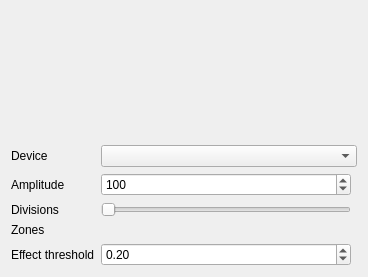
Old version of the form Effects/AudioParty/AudioParty.ui in the repository DLdota/OpenRGBEffectsPlugin.
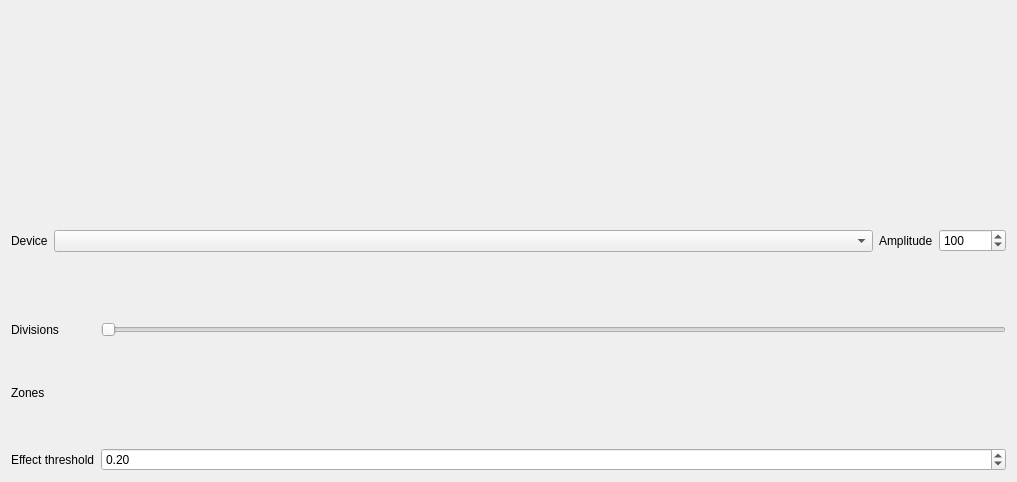
New version of the form. Custom widgets are drawn as their Qt base class.

Commit message: Reworked all audio effects ui

The edit to the form file:
```diff
--- a/Effects/AudioParty/AudioParty.ui
+++ b/Effects/AudioParty/AudioParty.ui
@@ -6,42 +6,77 @@
    <rect>
     <x>0</x>
     <y>0</y>
-    <width>368</width>
-    <height>273</height>
+    <width>1017</width>
+    <height>482</height>
    </rect>
   </property>
   <property name="windowTitle">
    <string>Form</string>
   </property>
   <layout class="QGridLayout" name="gridLayout">
-   <item row="1" column="1">
+   <item row="1" column="0">
+    <widget class="QFrame" name="frame">
+     <property name="frameShape">
+      <enum>QFrame::NoFrame</enum>
+     </property>
+     <property name="frameShadow">
+      <enum>QFrame::Raised</enum>
+     </property>
+     <layout class="QGridLayout" name="gridLayout_2" columnstretch="0,1">
+      <property name="leftMargin">
+       <number>0</number>
+      </property>
+      <property name="topMargin">
+       <number>0</number>
+      </property>
+      <property name="rightMargin">
+       <number>0</number>
+      </property>
+      <property name="bottomMargin">
+       <number>0</number>
+      </property>
+      <item row="1" column="0">
     <widget class="QLabel" name="label_4">
      <property name="text">
       <string>Device</string>
      </property>
     </widget>
    </item>
+      <item row="1" column="1">
+       <widget class="QComboBox" name="devices">
+        <property name="sizePolicy">
+         <sizepolicy hsizetype="Ignored" vsizetype="Fixed">
+          <horstretch>0</horstretch>
+          <verstretch>0</verstretch>
+         </sizepolicy>
+        </property>
+       </widget>
+      </item>
+     </layout>
+    </widget>
+   </item>
+   <item row="2" column="0" colspan="2">
+    <widget class="QFrame" name="frame_3">
+     <property name="frameShape">
+      <enum>QFrame::NoFrame</enum>
+     </property>
+     <property name="frameShadow">
+      <enum>QFrame::Raised</enum>
+     </property>
+     <layout class="QGridLayout" name="gridLayout_4">
+      <property name="leftMargin">
+       <number>0</number>
+      </property>
+      <property name="topMargin">
+       <number>0</number>
+      </property>
+      <property name="rightMargin">
+       <number>0</number>
+      </property>
+      <property name="bottomMargin">
+       <number>0</number>
+      </property>
    <item row="2" column="1">
-    <widget class="QLabel" name="label">
-     <property name="text">
-      <string>Amplitude</string>
-     </property>
-    </widget>
-   </item>
-   <item row="0" column="1" colspan="3">
-    <widget class="QLabel" name="preview">
-     <property name="minimumSize">
-      <size>
-       <width>0</width>
-       <height>128</height>
-      </size>
-     </property>
-     <property name="text">
-      <string/>
-     </property>
-    </widget>
-   </item>
-   <item row="7" column="2">
     <widget class="QDoubleSpinBox" name="effect_threshold">
      <property name="singleStep">
       <double>0.010000000000000</double>
@@ -51,38 +86,24 @@
      </property>
     </widget>
    </item>
-   <item row="2" column="2">
-    <widget class="QSpinBox" name="amplitude">
-     <property name="maximum">
-      <number>10000000</number>
-     </property>
-     <property name="value">
-      <number>100</number>
-     </property>
-    </widget>
-   </item>
-   <item row="7" column="1">
-    <widget class="QLabel" name="label_3">
-     <property name="text">
-      <string>Effect threshold</string>
-     </property>
-    </widget>
-   </item>
-   <item row="4" column="1">
+      <item row="1" column="0">
     <widget class="QLabel" name="label_5">
      <property name="text">
       <string>Zones</string>
      </property>
     </widget>
    </item>
-   <item row="3" column="1">
-    <widget class="QLabel" name="label_2">
+      <item row="1" column="1">
+       <layout class="QGridLayout" name="zones_layout"/>
+      </item>
+      <item row="2" column="0">
+       <widget class="QLabel" name="label_3">
      <property name="text">
-      <string>Divisions</string>
+         <string>Effect threshold</string>
      </property>
     </widget>
    </item>
-   <item row="3" column="2">
+      <item row="0" column="1">
     <widget class="QTooltipedSlider" name="divisions">
      <property name="minimum">
       <number>2</number>
@@ -98,16 +119,67 @@
      </property>
     </widget>
    </item>
-   <item row="4" column="2">
-    <layout class="QGridLayout" name="zones_layout"/>
-   </item>
-   <item row="1" column="2" colspan="2">
-    <widget class="QComboBox" name="devices">
-     <property name="sizePolicy">
-      <sizepolicy hsizetype="Ignored" vsizetype="Fixed">
-       <horstretch>0</horstretch>
-       <verstretch>0</verstretch>
-      </sizepolicy>
+      <item row="0" column="0">
+       <widget class="QLabel" name="label_2">
+        <property name="text">
+         <string>Divisions</string>
+        </property>
+       </widget>
+      </item>
+     </layout>
+    </widget>
+   </item>
+   <item row="1" column="1">
+    <widget class="QFrame" name="frame_2">
+     <property name="frameShape">
+      <enum>QFrame::NoFrame</enum>
+     </property>
+     <property name="frameShadow">
+      <enum>QFrame::Raised</enum>
+     </property>
+     <layout class="QGridLayout" name="gridLayout_3">
+      <property name="leftMargin">
+       <number>0</number>
+      </property>
+      <property name="topMargin">
+       <number>0</number>
+      </property>
+      <property name="rightMargin">
+       <number>0</number>
+      </property>
+      <property name="bottomMargin">
+       <number>0</number>
+      </property>
+      <item row="0" column="1">
+       <widget class="QSpinBox" name="amplitude">
+        <property name="maximum">
+         <number>10000000</number>
+        </property>
+        <property name="value">
+         <number>100</number>
+        </property>
+       </widget>
+      </item>
+      <item row="0" column="0">
+       <widget class="QLabel" name="label">
+        <property name="text">
+         <string>Amplitude</string>
+        </property>
+       </widget>
+      </item>
+     </layout>
+    </widget>
+   </item>
+   <item row="0" column="0" colspan="2">
+    <widget class="QLabel" name="preview">
+     <property name="minimumSize">
+      <size>
+       <width>0</width>
+       <height>128</height>
+      </size>
+     </property>
+     <property name="text">
+      <string/>
      </property>
     </widget>
    </item>
```
Lines whose indentation alone changed are shown as unchanged. The commit also changes 9 other files.
